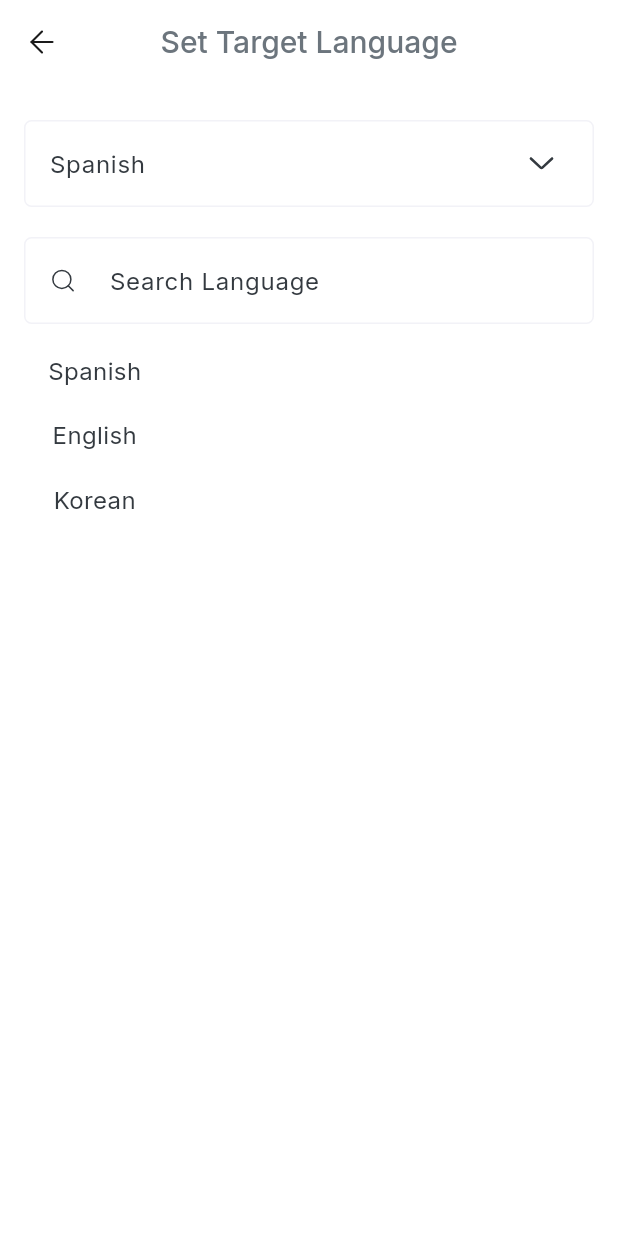
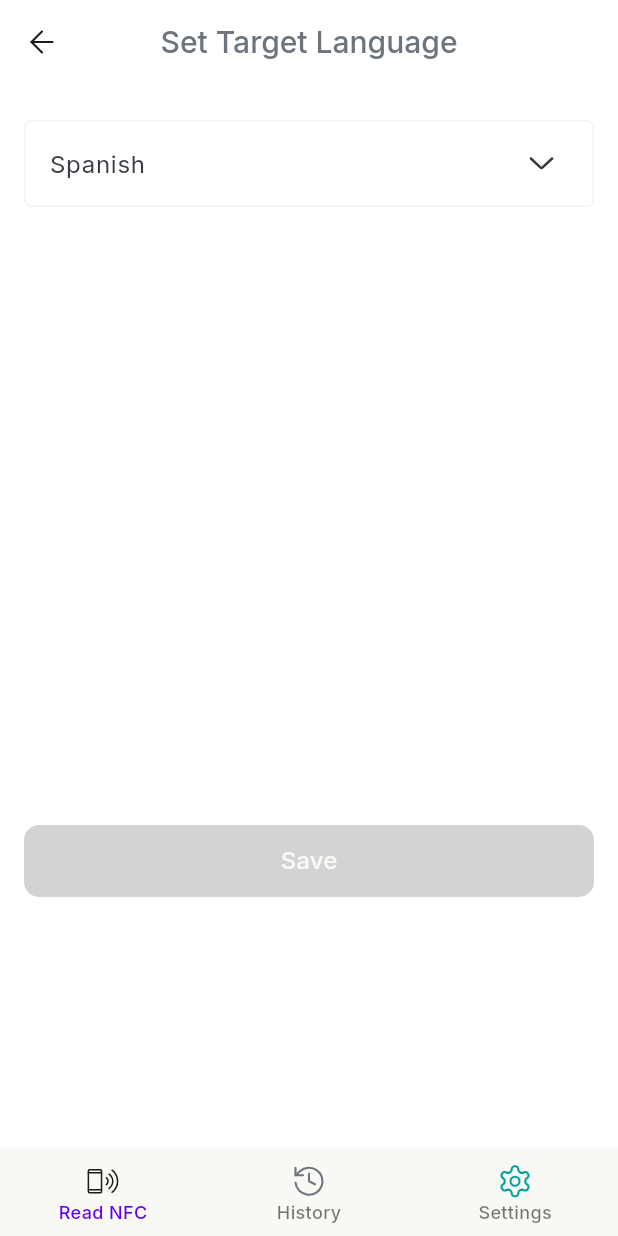
Before and after one commit to ezeanyimhenry/nfc_app_flutter, a Flutter app: the SettingsLanguagecreen screen opened directly, on a phone screen of 412 x 824 dp. Run offline on Flutter 3.47's test engine with Material 3 defaults, Android fonts, the phone set to English and light mode, and no system bars; our stand-ins replace dropdown_search, flutter_dotenv, flutter_svg, google_fonts, google_generative_ai; missing offline and left inert: nfc_manager.

Commit message:
fix: language selection screen

```diff
--- a/lib/presentation/screens/settings_language_screen.dart
+++ b/lib/presentation/screens/settings_language_screen.dart
@@ -1,7 +1,10 @@
 import 'package:flutter/material.dart';
 import 'package:flutter_svg/svg.dart';
+import 'package:nfc_app/constants/app_colors.dart';
 import 'package:nfc_app/constants/app_spacing.dart';
 import 'package:nfc_app/constants/app_textstyles.dart';
+import 'package:nfc_app/presentation/widgets/app_bottom_nav.dart';
+import 'package:nfc_app/presentation/widgets/app_buttons.dart';
 
 class SettingsLanguagecreen extends StatelessWidget {
   const SettingsLanguagecreen({super.key});
@@ -27,9 +30,14 @@ class SettingsLanguagecreen extends StatelessWidget {
           style: AppTextStyle.heading2,
         ),
       ),
-      body: Padding(
+      body: Stack(
+        children: [
+          SingleChildScrollView(
+            child: Padding(
               padding: XPadding.horizontal16,
-        child: Column(crossAxisAlignment: CrossAxisAlignment.center, children: [
+              child: Column(
+                crossAxisAlignment: CrossAxisAlignment.center,
+                children: [
                   const YGap(
                     value: 24,
                   ),
@@ -49,73 +57,200 @@ class SettingsLanguagecreen extends StatelessWidget {
                             'Spanish',
                             style: AppTextStyle.bodyText,
                           ),
-                  trailing: SvgPicture.asset("assets/icons/svg/caret_down.svg"),
+                          trailing: SvgPicture.asset(
+                              "assets/icons/svg/caret_down.svg"),
                           onTap: () {},
                         ),
                       ],
                     ),
                   ),
-          const YGap(
-            value: 20,
+                  // const YGap(
+                  //   value: 20,
+                  // ),
+
+                  YGap(
+                    value: MediaQuery.sizeOf(context).height * 0.5,
                   ),
-          Column(
-            crossAxisAlignment: CrossAxisAlignment.start,
-            children: [
-              Container(
-                decoration: BoxDecoration(
-                  borderRadius: BorderRadius.circular(5),
-                  border: Border.all(
-                    color: const Color(0xFFF2F2F7),
-                    width: 1.0,
-                  ),
-                ),
-                child: Column(
-                  crossAxisAlignment: CrossAxisAlignment.start,
-                  children: [
-                    ListTile(
-                      leading: SvgPicture.asset("assets/icons/svg/search.svg"),
-                      title: Text(
-                        'Search Language',
-                        style: AppTextStyle.bodyText,
-                      ),
+                  PrimaryButton(
                     onTap: () {},
-                    ),
+                    text: 'Save',
+                    color: const Color(0xFFD3D3D3),
+                    textColor: AppColors.secondaryTextColor,
+                  )
+                  // PrimaryButton(onTap: () {}, text: 'Save')
                 ],
               ),
             ),
-              Padding(
-                padding: XPadding.horizontal16,
-                child: Column(children: [
-                  const YGap(
-                    value: 20,
           ),
-                  Text(
-                    'Spanish',
-                    style: AppTextStyle.bodyText,
-                  ),
-                  const YGap(
-                    value: 20,
-                  ),
-                  Text(
-                    'English',
-                    style: AppTextStyle.bodyText,
-                  ),
-                  const YGap(
-                    value: 20,
-                  ),
-                  Text(
-                    'Korean',
-                    style: AppTextStyle.bodyText,
-                  ),
-                ]),
-              ),
+          // Positioned(
+          //   top: MediaQuery.sizeOf(context).height * 0.1,
+          //   left: 16.0,
+          //   right: 16.0,
+          //   child: Column(
+          //     crossAxisAlignment: CrossAxisAlignment.start,
+          //     children: [
+          //       Container(
+          //         decoration: BoxDecoration(
+          //           borderRadius: BorderRadius.circular(5),
+          //           border: Border.all(
+          //             color: const Color(0xFFF2F2F7),
+          //             width: 1.0,
+          //           ),
+          //         ),
+          //         child: Column(
+          //           crossAxisAlignment: CrossAxisAlignment.start,
+          //           children: [
+          //             ListTile(
+          //               leading:
+          //                   SvgPicture.asset("assets/icons/svg/search.svg"),
+          //               title: Text(
+          //                 'Search Language',
+          //                 style: AppTextStyle.bodyText,
+          //               ),
+          //               onTap: () {},
+          //             ),
+          //           ],
+          //         ),
+          //       ),
+          //       const YGap(
+          //         value: 8,
+          //       ),
+          //       Container(
+          //         decoration: BoxDecoration(
+          //           color: Colors.white,
+          //           borderRadius: BorderRadius.circular(8),
+          //           border: Border.all(
+          //             color: const Color(0xFFF2F2F7),
+          //             width: 1.0,
+          //           ),
+          //           boxShadow: [
+          //             BoxShadow(
+          //               color: Colors.black.withOpacity(0.25), // Shadow color
+          //               offset: const Offset(0, 4), // Shadow offset
+          //               blurRadius: 4, // Blur radius of the shadow
+          //               spreadRadius: 0, // Spread radius of the shadow
+          //             ),
+          //           ],
+          //         ),
+          //         child: Column(children: [
+          //           Container(
+          //             color: const Color(0xFFF4F3F3),
+          //             child: ListTile(
+          //               title: Text(
+          //                 'Spanish',
+          //                 style: AppTextStyle.bodyText,
+          //               ),
+          //               onTap: () {},
+          //             ),
+          //           ),
+          //           Container(
+          //             color: Colors.white,
+          //             child: ListTile(
+          //               title: Text(
+          //                 'English',
+          //                 style: AppTextStyle.bodyText,
+          //               ),
+          //               onTap: () {},
+          //             ),
+          //           ),
+          //           Container(
+          //             color: Colors.white,
+          //             child: ListTile(
+          //               title: Text(
+          //                 'Korean',
+          //                 style: AppTextStyle.bodyText,
+          //               ),
+          //               onTap: () {},
+          //             ),
+          //           ),
+          //           Container(
+          //             color: Colors.white,
+          //             child: ListTile(
+          //               title: Text(
+          //                 'German',
+          //                 style: AppTextStyle.bodyText,
+          //               ),
+          //               onTap: () {},
+          //             ),
+          //           ),
+          //           Container(
+          //             color: Colors.white,
+          //             child: ListTile(
+          //               title: Text(
+          //                 'French',
+          //                 style: AppTextStyle.bodyText,
+          //               ),
+          //               onTap: () {},
+          //             ),
+          //           ),
+          //           Container(
+          //             color: Colors.white,
+          //             child: ListTile(
+          //               title: Text(
+          //                 'Mandarin',
+          //                 style: AppTextStyle.bodyText,
+          //               ),
+          //               onTap: () {},
+          //             ),
+          //           ),
+          //           Container(
+          //             color: Colors.white,
+          //             child: ListTile(
+          //               title: Text(
+          //                 'Japanese',
+          //                 style: AppTextStyle.bodyText,
+          //               ),
+          //               onTap: () {},
+          //             ),
+          //           ),
+          //           Container(
+          //             color: Colors.white,
+          //             child: ListTile(
+          //               title: Text(
+          //                 'Portuguese',
+          //                 style: AppTextStyle.bodyText,
+          //               ),
+          //               onTap: () {},
+          //             ),
+          //           ),
+          //           Container(
+          //             color: Colors.white,
+          //             child: ListTile(
+          //               title: Text(
+          //                 'Igbo',
+          //                 style: AppTextStyle.bodyText,
+          //               ),
+          //               onTap: () {},
+          //             ),
+          //           ),
+          //           Container(
+          //             color: Colors.white,
+          //             child: ListTile(
+          //               title: Text(
+          //                 'Yoruba',
+          //                 style: AppTextStyle.bodyText,
+          //               ),
+          //               onTap: () {},
+          //             ),
+          //           ),
+          //           Container(
+          //             color: Colors.white,
+          //             child: ListTile(
+          //               title: Text(
+          //                 'Hausa',
+          //                 style: AppTextStyle.bodyText,
+          //               ),
+          //               onTap: () {},
+          //             ),
+          //           ),
+          //         ]),
+          //       ),
+          //     ],
+          //   ),
+          // )
         ],
       ),
-          const YGap(
-            value: 24,
-          ),
-        ]),
-      ),
+      bottomNavigationBar: const AppBottomNav(selectedindex: 2),
     );
   }
 }
```
Lines whose indentation alone changed are shown as unchanged.
